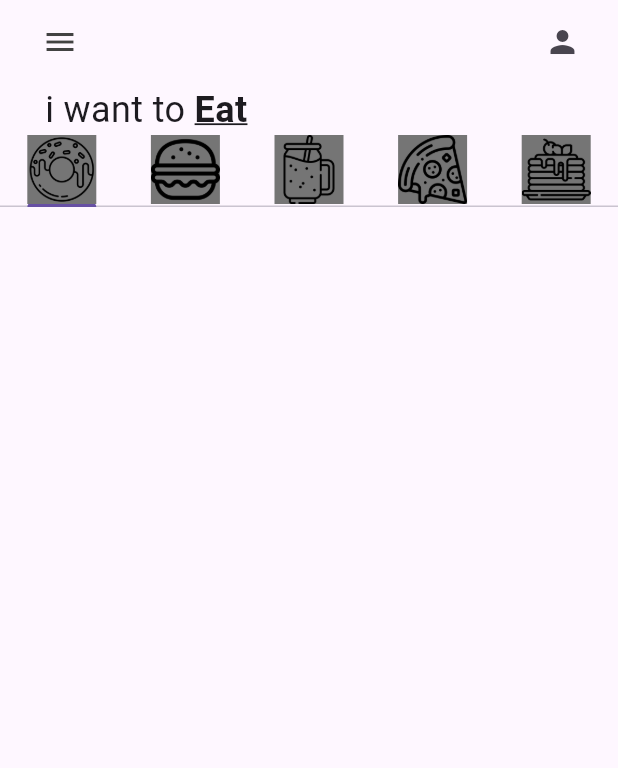
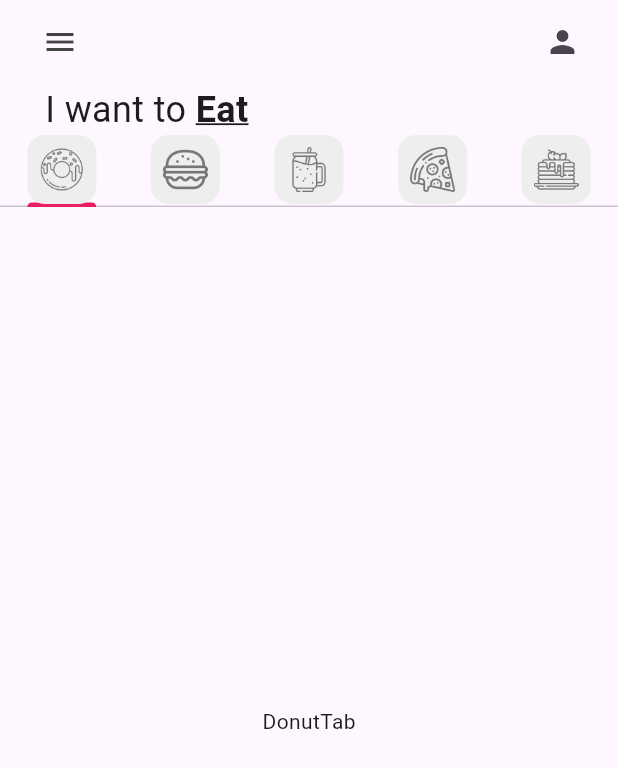
Before and after one commit to Castorboy057/p1_donut_app_daniel_rodriguez, a Flutter app: the screen it shows after launch, on a phone screen of 412 x 824 dp. Shown: the top 768 px of the screen. Run offline on Flutter 3.47's test engine with Material 3 defaults, Android fonts, the light colour scheme and no system bars.

Commit message:
Rockytec TabBar added

```diff
--- /dev/null
+++ b/lib/Tab/donut_tab.dart
@@ -0,0 +1,10 @@
+import 'package:flutter/material.dart';
+
+class DonutTab extends StatelessWidget {
+  const DonutTab({super.key});
+
+  @override
+  Widget build(BuildContext context) {
+    return const Center(child: Text("DonutTab"));
+    }
+  }
--- a/lib/main.dart
+++ b/lib/main.dart
@@ -10,8 +10,11 @@
 
   @override
   Widget build(BuildContext context) {
-    return const MaterialApp(
-      home: HomePage()
+    return MaterialApp(
+      home:const HomePage(),
+      theme: ThemeData(
+      tabBarTheme: const TabBarTheme(indicatorColor:Colors.pink),
+      )
     );
   }
 }
--- a/lib/pages/home_page.dart
+++ b/lib/pages/home_page.dart
@@ -1,6 +1,12 @@
 import 'package:flutter/material.dart';
 
 import '../utils/my_tab.dart';
+import '../Tab/donut_tab.dart';
+import '../Tab/pancake_tab.dart';
+import '../Tab/pizza_tab.dart';
+import '../Tab/smoothie_tab.dart';
+import '../Tab/burger_tab.dart';
+
 
 class HomePage extends StatefulWidget {
   const HomePage({super.key});
@@ -25,7 +31,7 @@
   @override
   Widget build(BuildContext context) {
     return  DefaultTabController(
-      length: 5,
+      length: myTabs.length,
       child: Scaffold(
         appBar: AppBar(
           backgroundColor:  Colors.transparent,
@@ -48,14 +54,21 @@
           padding: EdgeInsets.only(left: 30.0),
           child: Row(
             children: [
-              Text("i want to ", style: TextStyle(fontSize: 24), ),
+              Text("I want to ", style: TextStyle(fontSize: 24), ),
               Text("Eat", style :TextStyle(fontSize: 24, fontWeight: FontWeight.bold, decoration: TextDecoration.underline),),
           ],
           ),
         ),
         //tab bar
-        TabBar(tabs:myTabs)
+        TabBar(tabs:myTabs),
         //tab bar view
+        const Expanded(child: TabBarView (children: [
+          DonutTab(),
+          BurgerTab(),
+          SmoothieTab(),
+          PancakeTab(),
+          PizzaTab()
+        ]))
        ],),
        ),
     ); //Icon
--- a/lib/utils/my_tab.dart
+++ b/lib/utils/my_tab.dart
@@ -8,8 +8,12 @@
   Widget build(BuildContext context) {
     return Tab(
       child: Container(
-        color: Colors.grey[600],
-        child: Image.asset(iconPath), //contariner
+        padding: const EdgeInsets.all(8.0),
+        decoration: BoxDecoration(
+          color: Colors.grey[200],
+          borderRadius: BorderRadius.circular(12),
+        ),
+        child: Image.asset(iconPath,    color: Colors.grey[600],), //contariner
       ),
     );
   }
```
Also changed, not shown: lib/Tab/burger_tab.dart (added, +10 -0 lines), lib/Tab/pancake_tab.dart (added, +10 -0 lines), lib/Tab/pizza_tab.dart (added, +10 -0 lines), lib/Tab/smoothie_tab.dart (added, +10 -0 lines).
